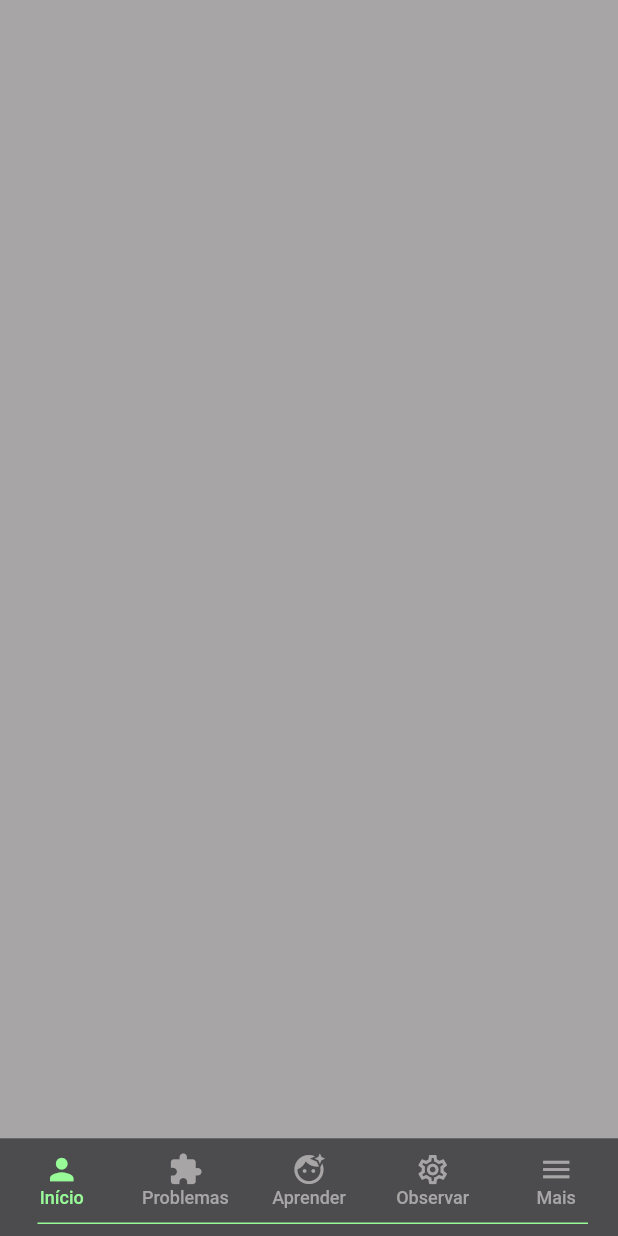
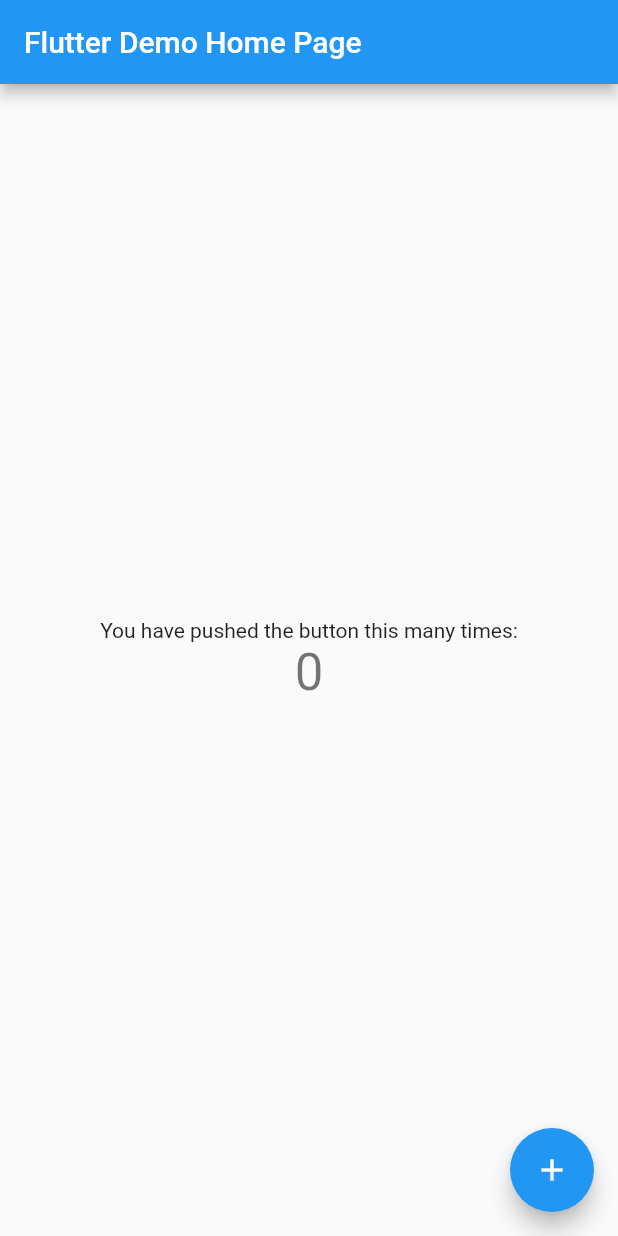
Before and after one commit to vmendesneto/Game-Real-Time, a Flutter app: the screen it shows after launch, on a phone screen of 412 x 824 dp. Run offline on Flutter 3.47's test engine with Material 2 defaults, Android fonts, the phone set to English and light mode, and no system bars; Roboto replaces fonts that are missing (FuturaPTMedium.otf).

Commit message:
Initial commit

```diff
--- a/lib/home_screen.dart
+++ /dev/null
@@ -1,120 +0,0 @@
-import 'package:flutter/material.dart';
-import 'package:telas_projeto/tema/tema.dart';
-
-class HomeScreen extends StatefulWidget {
-  const HomeScreen({Key? key}) : super(key: key);
-
-  @override
-  State<HomeScreen> createState() => _HomeScreenState();
-}
-
-class _HomeScreenState extends State<HomeScreen> {
-  final GlobalKey<ScaffoldState> _scaffoldKey = GlobalKey<ScaffoldState>();
-  final PageController _pageController = PageController();
-  int selectedIndex = 0;
-  Themas thema = Themas();
-
-  @override
-  Widget build(BuildContext context) {
-    return Scaffold(
-        key: _scaffoldKey,
-        body: Column(mainAxisAlignment: MainAxisAlignment.end, children: [
-          Expanded(
-            child: Container(
-              color: thema.primaryColor,
-              child: PageView(
-                controller: _pageController,
-                onPageChanged: (index) {
-                  setState(() {
-                    selectedIndex = index;
-                  });
-                },
-                children: <Widget>[
-                  //Substituir pelas Telas que serão exibidas
-                  Container(
-                    color: thema.primaryColor,
-                  ),
-                  Container(
-                    color: Colors.red,
-                  ),
-                  Container(
-                    color: Colors.yellow,
-                  ),
-                  Container(
-                    color: Colors.blue,
-                  ),
-                  Container(
-                    color: Colors.deepOrange,
-                  )
-                ],
-              ),
-            ),
-          ),
-          Container(
-              width: double.infinity,
-              color: thema.backgroundColor,
-              child: Column(
-                  mainAxisAlignment: MainAxisAlignment.center,
-                  children: [
-                    BottomNavigationBar(
-                      type: BottomNavigationBarType.fixed,
-                      showSelectedLabels: true,
-                      showUnselectedLabels: true,
-                      currentIndex: selectedIndex,
-                      backgroundColor: thema.backgroundColor,
-                      unselectedItemColor: thema.primaryColor,
-                      onTap: (index) {
-                        _pageController.jumpToPage(index);
-                      },
-                      selectedItemColor: thema.selectedColor,
-                      elevation: 0.0,
-                      unselectedLabelStyle: thema.style,
-                      selectedLabelStyle: thema.style,
-                      items: const [
-                        BottomNavigationBarItem(
-                          icon: Icon(
-                            Icons.person,
-                            size: 23.3,
-                          ),
-                          label: 'Início',
-                        ),
-                        BottomNavigationBarItem(
-                          icon: Icon(
-                            Icons.extension,
-                            size: 23.3,
-                          ),
-                          label: "Problemas",
-                        ),
-                        BottomNavigationBarItem(
-                          icon: Icon(
-                            Icons.face_retouching_natural,
-                            size: 23.3,
-                          ),
-                          label: "Aprender",
-                        ),
-                        BottomNavigationBarItem(
-                          icon: Icon(
-                            Icons.settings_outlined,
-                            size: 23.3,
-                          ),
-                          label: "Observar",
-                        ),
-                        BottomNavigationBarItem(
-                          icon: Icon(
-                            Icons.menu,
-                            size: 23.3,
-                          ),
-                          label: "Mais",
-                        ),
-                      ],
-                    ),
-                    Container(
-                      margin: const EdgeInsets.only(
-                          left: 25.0, right: 20.0, bottom: 8.0),
-                      color: thema.selectedColor,
-                      height: 1.0,
-                    )
-                  ]))
-        ]));
-  }
-}
--- a/lib/main.dart
+++ b/lib/main.dart
@@ -1,20 +1,107 @@
 import 'package:flutter/material.dart';
-
-import 'home_screen.dart';
 
 void main() {
   runApp(const MyApp());
 }
+
 class MyApp extends StatelessWidget {
   const MyApp({super.key});
+
+  // This widget is the root of your application.
   @override
   Widget build(BuildContext context) {
     return MaterialApp(
-      debugShowCheckedModeBanner: false,
+      title: 'Flutter Demo',
       theme: ThemeData(
+
         primarySwatch: Colors.blue,
       ),
-      home: const HomeScreen(),
+      home: const MyHomePage(title: 'Flutter Demo Home Page'),
     );
   }
 }
+
+class MyHomePage extends StatefulWidget {
+  const MyHomePage({super.key, required this.title});
+
+  // This widget is the home page of your application. It is stateful, meaning
+  // that it has a State object (defined below) that contains fields that affect
+  // how it looks.
+
+  // This class is the configuration for the state. It holds the values (in this
+  // case the title) provided by the parent (in this case the App widget) and
+  // used by the build method of the State. Fields in a Widget subclass are
+  // always marked "final".
+
+  final String title;
+
+  @override
+  State<MyHomePage> createState() => _MyHomePageState();
+}
+
+class _MyHomePageState extends State<MyHomePage> {
+  int _counter = 0;
+
+  void _incrementCounter() {
+    setState(() {
+      // This call to setState tells the Flutter framework that something has
+      // changed in this State, which causes it to rerun the build method below
+      // so that the display can reflect the updated values. If we changed
+      // _counter without calling setState(), then the build method would not be
+      // called again, and so nothing would appear to happen.
+      _counter++;
+    });
+  }
+
+  @override
+  Widget build(BuildContext context) {
+    // This method is rerun every time setState is called, for instance as done
+    // by the _incrementCounter method above.
+    //
+    // The Flutter framework has been optimized to make rerunning build methods
+    // fast, so that you can just rebuild anything that needs updating rather
+    // than having to individually change instances of widgets.
+    return Scaffold(
+      appBar: AppBar(
+        // Here we take the value from the MyHomePage object that was created by
+        // the App.build method, and use it to set our appbar title.
+        title: Text(widget.title),
+      ),
+      body: Center(
+        // Center is a layout widget. It takes a single child and positions it
+        // in the middle of the parent.
+        child: Column(
+          // Column is also a layout widget. It takes a list of children and
+          // arranges them vertically. By default, it sizes itself to fit its
+          // children horizontally, and tries to be as tall as its parent.
+          //
+          // Invoke "debug painting" (press "p" in the console, choose the
+          // "Toggle Debug Paint" action from the Flutter Inspector in Android
+          // Studio, or the "Toggle Debug Paint" command in Visual Studio Code)
+          // to see the wireframe for each widget.
+          //
+          // Column has various properties to control how it sizes itself and
+          // how it positions its children. Here we use mainAxisAlignment to
+          // center the children vertically; the main axis here is the vertical
+          // axis because Columns are vertical (the cross axis would be
+          // horizontal).
+          mainAxisAlignment: MainAxisAlignment.center,
+          children: <Widget>[
+            const Text(
+              'You have pushed the button this many times:',
+            ),
+            Text(
+              '$_counter',
+              style: Theme.of(context).textTheme.headline4,
+            ),
+          ],
+        ),
+      ),
+      floatingActionButton: FloatingActionButton(
+        onPressed: _incrementCounter,
+        tooltip: 'Increment',
+        child: const Icon(Icons.add),
+      ), // This trailing comma makes auto-formatting nicer for build methods.
+    );
+  }
+}
--- a/lib/tema/tema.dart
+++ /dev/null
@@ -1,10 +0,0 @@
-import 'package:flutter/material.dart';
-
-class Themas {
-  Color primaryColor = const Color(0xffa7a5a5);
-  Color backgroundColor = const Color(0xff4c4c4e);
-  Color selectedColor = const Color(0xff98fb98);
- TextStyle style = const TextStyle(fontFamily: 'FuturaPTMedium.otf',
-  fontWeight: FontWeight.w500,
-  fontSize: 12);
-}
```
Also changed, not shown: pubspec.yaml (+14 -13 lines), assets/fonts/FuturaPTBold.otf (deleted), assets/fonts/FuturaPTBook.otf (deleted), assets/fonts/FuturaPTLight.otf (deleted), assets/fonts/FuturaPTMedium.otf (deleted), 10 other files.
